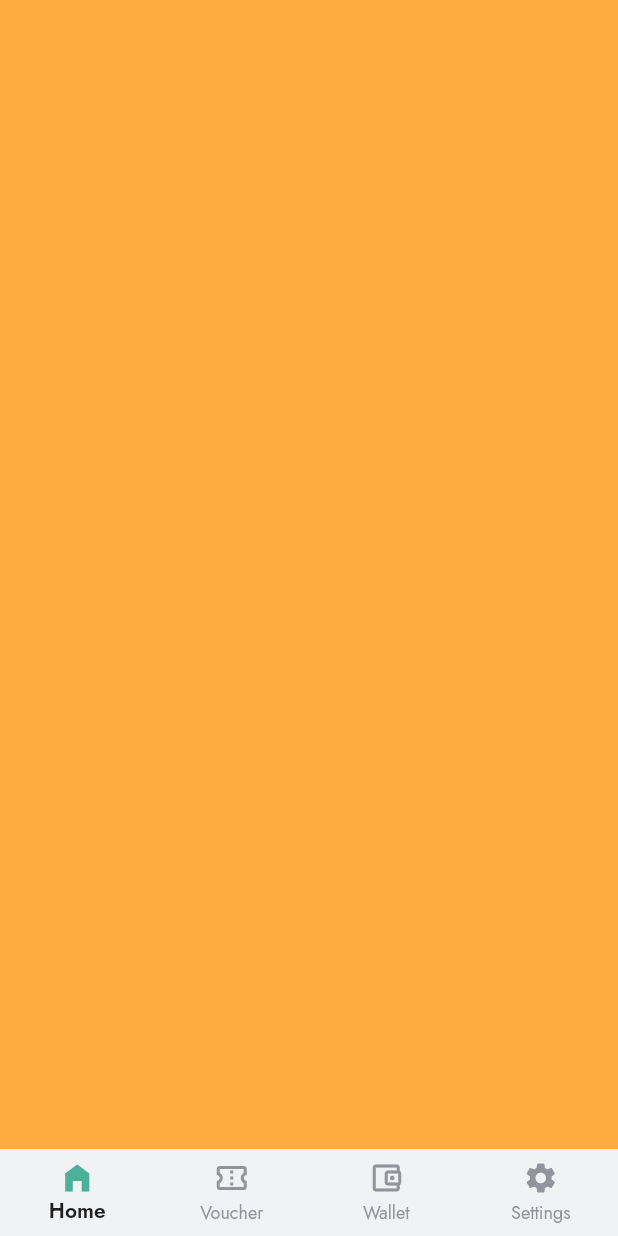
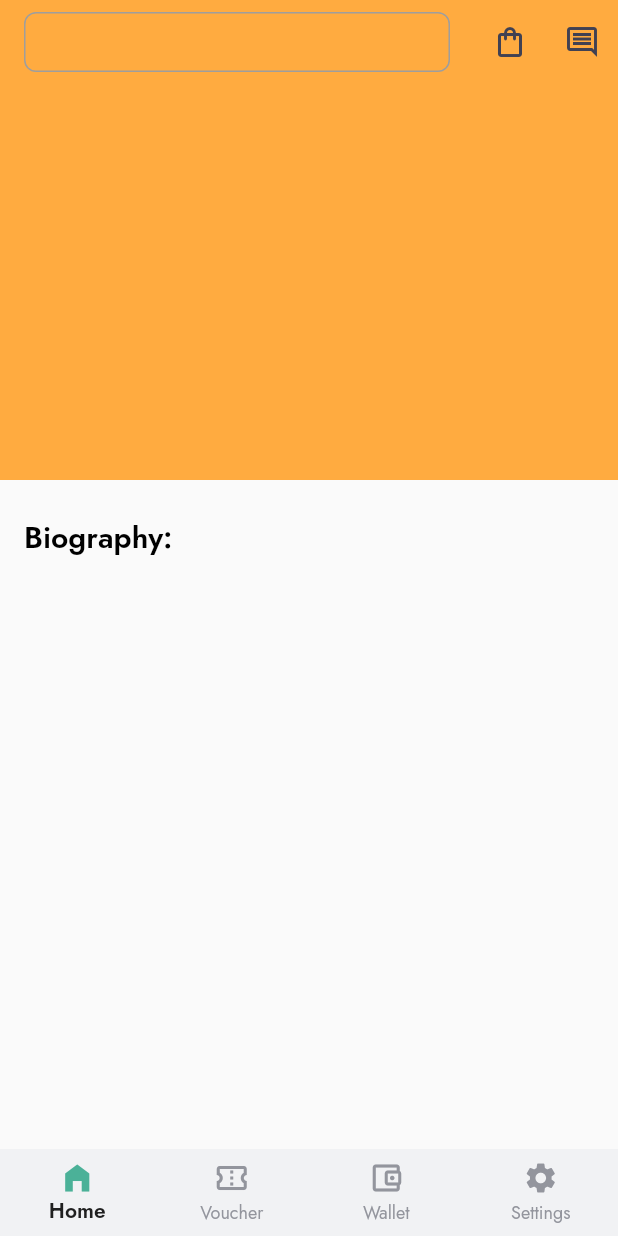
Before and after one commit to unknownaloy/moniepoint_task, a Flutter app: the screen it shows after launch, on a phone screen of 412 x 824 dp. Run offline on Flutter 3.47's test engine with Material 2 defaults, Android fonts, the phone set to English and light mode, and no system bars; our stand-ins replace google_fonts.

Commit message:
Set up the home screen appbar and flexible space

```diff
--- /dev/null
+++ b/lib/presentation/home/components/carousel_widget.dart
@@ -0,0 +1,10 @@
+import 'package:flutter/material.dart';
+
+class CarouselWidget extends StatelessWidget {
+  const CarouselWidget({Key? key}) : super(key: key);
+
+  @override
+  Widget build(BuildContext context) {
+    return const Placeholder();
+  }
+}
--- /dev/null
+++ b/lib/presentation/home/home_screen.dart
@@ -0,0 +1,94 @@
+import 'package:flutter/material.dart';
+
+class HomeScreen extends StatelessWidget {
+  const HomeScreen({Key? key}) : super(key: key);
+
+  @override
+  Widget build(BuildContext context) {
+    return Scaffold(
+      body: NestedScrollView(
+        headerSliverBuilder: (BuildContext context, bool innerBoxIsScrolled) {
+          return <Widget>[
+            SliverOverlapAbsorber(
+              handle: NestedScrollView.sliverOverlapAbsorberHandleFor(context),
+              sliver: SliverAppBar(
+                expandedHeight: 320.0,
+                floating: false,
+                pinned: true,
+                forceElevated: innerBoxIsScrolled,
+                title: Row(
+                  children: [
+                    Expanded(
+                      child: Container(
+                        height: 40,
+                        decoration: BoxDecoration(
+                          borderRadius: BorderRadius.circular(8),
+                          border: Border.all(color: Colors.grey),
+                          color: Colors.transparent,
+                        ),
+                      ),
+                    ),
+                  ],
+                ),
+                actions: [
+                  IconButton(
+                    onPressed: () {},
+                    icon: const Icon(
+                      Icons.shopping_bag_outlined,
+                    ),
+                  ),
+                  IconButton(
+                    onPressed: () {},
+                    icon: const Icon(
+                      Icons.comment_outlined,
+                    ),
+                  ),
+                ],
+                flexibleSpace: FlexibleSpaceBar(
+                  centerTitle: true,
+                  background: Container(
+                    width: double.infinity,
+                    color: Colors.orangeAccent,
+                  ),
+                ),
+              ),
+            ),
+          ];
+        },
+        body: Builder(
+          builder: (context) {
+            return CustomScrollView(
+              slivers: [
+                SliverOverlapInjector(
+                  handle:
+                      NestedScrollView.sliverOverlapAbsorberHandleFor(context),
+                ),
+                SliverPadding(
+                  padding:
+                      const EdgeInsets.symmetric(vertical: 24, horizontal: 16),
+                  sliver: SliverToBoxAdapter(
+                    child: SingleChildScrollView(
+                      child: Column(
+                        crossAxisAlignment: CrossAxisAlignment.stretch,
+                        children: [
+                          Text(
+                            "Biography:",
+                            style: Theme.of(context).textTheme.displayMedium,
+                            semanticsLabel: 'Biography',
+                          ),
+                          const SizedBox(
+                            height: 16,
+                          ),
+                        ],
+                      ),
+                    ),
+                  ),
+                ),
+              ],
+            );
+          },
+        ),
+      ),
+    );
+  }
+}
--- a/lib/presentation/market_place_home.dart
+++ b/lib/presentation/market_place_home.dart
@@ -1,4 +1,5 @@
 import 'package:flutter/material.dart';
+import 'package:market_place_app/presentation/home/home_screen.dart';
 
 class MarketPlaceHome extends StatefulWidget {
   const MarketPlaceHome({Key? key}) : super(key: key);
@@ -13,7 +14,7 @@ class _MarketPlaceHomeState extends State<MarketPlaceHome> {
   int _selectedIndex = 0;
 
   final List<Widget> _widgetOptions = [
-    Container(color: Colors.orangeAccent,),
+    const HomeScreen(),
     Container(color: Colors.purpleAccent,),
     Container(color: Colors.blueAccent,),
     Container(color: Colors.brown,),
--- a/lib/themes/light_theme/light_theme.dart
+++ b/lib/themes/light_theme/light_theme.dart
@@ -5,10 +5,10 @@ import 'package:market_place_app/themes/light_theme/light_text_theme.dart';
 ThemeData lightTheme() {
   return ThemeData.light().copyWith(
     appBarTheme: const AppBarTheme(
-      color: Color(0xffEDF0F5),
+      color: Colors.white,
       elevation: 0.0,
       iconTheme: IconThemeData(
-        color: Colors.black,
+        color: Color(0xff414152),
       ),
     ),
     visualDensity: VisualDensity.adaptivePlatformDensity,
```
